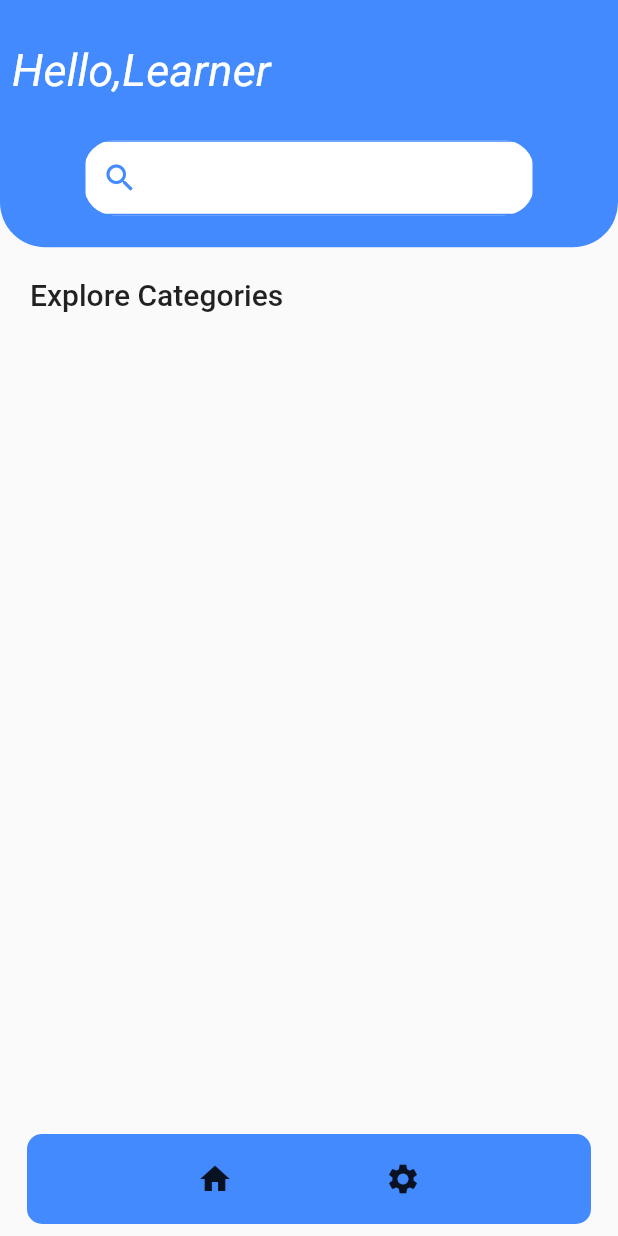
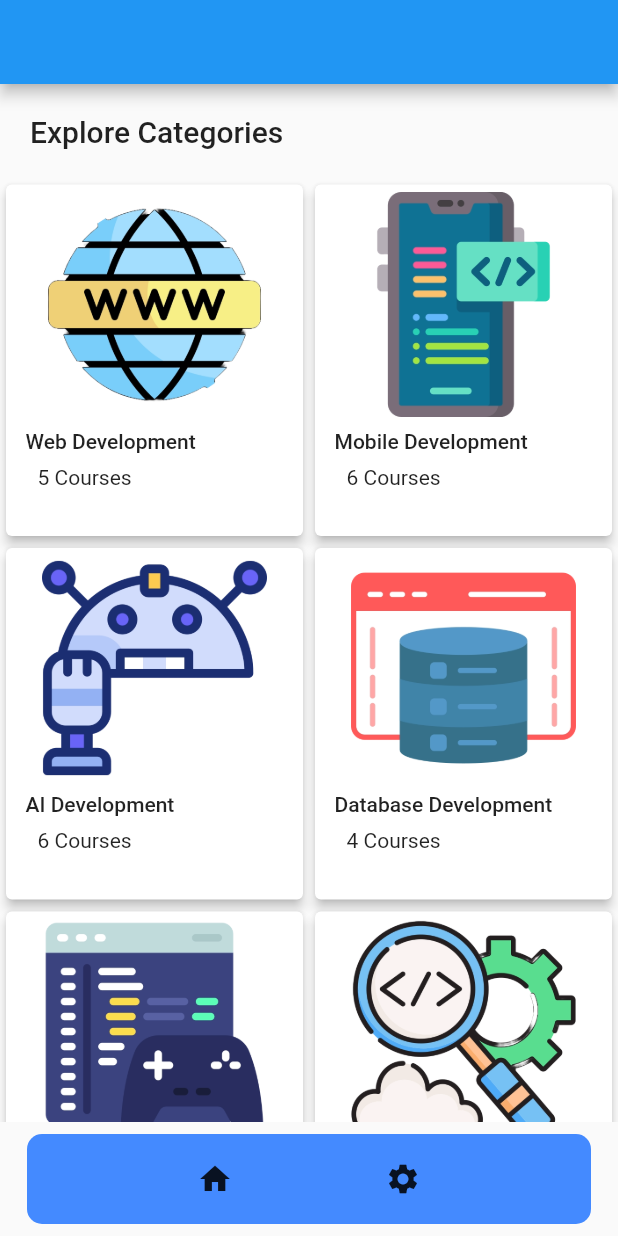
Before and after one commit to Nyi-NyiSoe/e-learning, a Flutter app: the screen it shows once a user with an empty profile is signed in, on a phone screen of 412 x 824 dp. Run offline on Flutter 3.47's test engine with Material 2 defaults, Android fonts, the phone set to English and light mode, and no system bars; our stand-ins replace cloud_firestore, firebase_auth, firebase_core, flutter_keyboard_visibility, flutter_riverpod; accounts and stored records are empty; network calls fail.

Commit message:
optimized homepage/added course detial page/ json

```diff
--- a/lib/main.dart
+++ b/lib/main.dart
@@ -10,14 +10,14 @@ Future<void> main() async {
   WidgetsFlutterBinding.ensureInitialized();
   await Firebase.initializeApp(options: DefaultFirebaseOptions.currentPlatform);
   runApp(
-    ProviderScope(
+    const ProviderScope(
       child: MyApp(),
     ),
   );
 }
 
 class MyApp extends StatelessWidget {
-  MyApp({super.key});
+  const MyApp({super.key});
 
   // This widget is the root of your application.
   @override
--- a/lib/screens/home_page.dart
+++ b/lib/screens/home_page.dart
@@ -1,58 +1,103 @@
+import 'package:edulearn/screens/category_detail.dart';
+import 'package:edulearn/utils/load_json.dart';
 import 'package:edulearn/widgets/text_field.dart';
 import 'package:flutter/material.dart';
 import 'package:flutter_riverpod/flutter_riverpod.dart';
 
 class Homepage extends ConsumerWidget {
   Homepage({super.key});
+
   final TextEditingController searchController = TextEditingController();
+  Future<Map<String, dynamic>> getCategory() async {
+    var result = await LoadJson().readJson();
+    return result;
+  }
 
   @override
   Widget build(BuildContext context, WidgetRef ref) {
     return SafeArea(
         child: Scaffold(
+          appBar: AppBar(),
       body: Column(
         crossAxisAlignment: CrossAxisAlignment.start,
         children: [
-          Container(
-            decoration: const BoxDecoration(
-                color: Colors.blueAccent,
-                borderRadius: BorderRadius.only(
-                    bottomLeft: Radius.circular(30),
-                    bottomRight: Radius.circular(30))),
-            height: MediaQuery.of(context).size.height * 0.2,
-            width: MediaQuery.of(context).size.width,
+
+          const Padding(
+            padding: EdgeInsets.all(20.0),
+            child: Text(
+              'Explore Categories',
+              style: TextStyle(fontSize: 20, fontWeight: FontWeight.w500),
+            ),
+          ),
+          Expanded(
+            child: FutureBuilder<Map<String,dynamic>>(
+                future: getCategory(),
+                builder: ((context, snapshot) {
+                 if(snapshot.connectionState == ConnectionState.waiting){
+                  return const Center(child:  CircularProgressIndicator());
+                 }else{
+                   return GridView.builder(
+                      itemCount: snapshot.data!['categories'].length,
+                      gridDelegate:
+                          const SliverGridDelegateWithFixedCrossAxisCount(
+                              childAspectRatio: 0.85, crossAxisCount: 2),
+                      itemBuilder: ((context, index) {
+                        return GestureDetector(
+                          onTap: () {
+                            Navigator.push(context,
+                                MaterialPageRoute(builder: (context) {
+                              return CourseDetail(
+                                index: index,
+                                result: snapshot,
+                              );
+                            }));
+                          },
+                          child: Card(
+                            elevation: 3,
+                            child: Container(
+                              margin: const EdgeInsets.all(5),
                               child: Column(
                                 crossAxisAlignment: CrossAxisAlignment.start,
-              mainAxisAlignment: MainAxisAlignment.spaceEvenly,
                                 children: [
+                                  Center(
+                                      child: Hero(
+                                    tag: snapshot.data!['categories'][index]
+                                        ['name'],
+                                    child: Image(
+                                      image: AssetImage(
+                                          'images/category/${snapshot.data!['categories'][index]['img']}'),
+                                      height: 150,
+                                    ),
+                                  )),
                                   Padding(
                                     padding: const EdgeInsets.all(8.0),
-                  child: const Text(
-                    'Hello,Learner',
-                    style: TextStyle(
-                        color: Colors.white,
-                        fontSize: 30,
-                        fontStyle: FontStyle.italic),
+                                    child: Column(
+                                      crossAxisAlignment:
+                                          CrossAxisAlignment.start,
+                                      mainAxisAlignment:
+                                          MainAxisAlignment.spaceEvenly,
+                                      children: [
+                                        Text(
+                                          snapshot.data!['categories'][index]
+                                              ['name'],
+                                          style: const TextStyle(
+                                              fontWeight: FontWeight.w500),
                                         ),
-                ),
-                Center(
-                  child: Container(
-                      decoration: BoxDecoration(
-                          borderRadius: BorderRadius.circular(20),
-                          color: Colors.white),
-                      width: 300,
-                      child: CustomTextField(
-                        prefixIcon: Icon(Icons.search),
-                          controller: searchController,
-                          obscureText: false,
-                          keyboardType: TextInputType.name)),
+                                         Padding(
+                                          padding: EdgeInsets.all(8.0),
+                                          child: Text('${(snapshot.data!['categories'][index]['languages']).length} Courses'),
                                         )
                                       ],
                                     ),
                                   ),
-          Padding(
-            padding: const EdgeInsets.all(20.0),
-            child: const Text('Explore Categories',style: TextStyle(fontSize: 20,fontWeight: FontWeight.w500),),
+                                ],
+                              ),
+                            ),
+                          ),
+                        );
+                      }));
+                 }
+                })),
           )
         ],
       ),
--- /dev/null
+++ b/lib/utils/constants.dart
@@ -0,0 +1,5 @@
+const Map<String,String> courseList = {
+  'Web Development':'web',
+  'Mobile Development':'mobile',
+  'Ai development' :'ai'
+};
--- a/pubspec.yaml
+++ b/pubspec.yaml
@@ -68,7 +68,8 @@ flutter:
 
   # To add assets to your application, add an assets section, like this:
   assets:
-    - images/
+    - images/category/
+    - assets/category.json
   #   - images/a_dot_ham.jpeg
 
   # An image asset can refer to one or more resolution-specific "variants", see
```
Also changed, not shown: assets/category.json (added, +69 -0 lines), lib/models/category.dart (added, +7 -0 lines), lib/screens/category_detail.dart (added, +46 -0 lines), lib/utils/load_json.dart (added, +10 -0 lines), images/category/ai_development.png (added), images/category/database_development.png (added), images/category/devops.png (added), images/category/game_development.png (added), images/category/mobile_development.png (added), images/category/web_development.png (added), images/lang/css.png (added), images/lang/html.png (added), images/person.jpg (deleted), images/person.png (deleted). Lines whose indentation alone changed are shown as unchanged.
